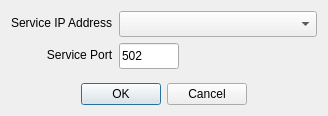
Qt form src/ui/dialogs/dialogselectserviceport.ui (sanny32/OpenModSim) before a commit.
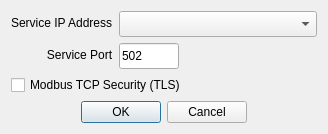
The same form after that commit. Custom widgets are drawn as their Qt base class.

Commit message:
feat: Add Modbus TCP TLS and server certificate management
Refs #139

What changed in the file:
```diff
--- a/src/ui/dialogs/dialogselectserviceport.ui
+++ b/src/ui/dialogs/dialogselectserviceport.ui
@@ -58,6 +58,12 @@
        </property>
       </widget>
      </item>
+     <item row="2" column="0" colspan="2">
+      <widget class="QCheckBox" name="tlsGroup">
+       <property name="text"><string>Modbus TCP Security (TLS)</string></property>
+       <property name="toolTip"><string>Uses the server certificate configured in Modbus Definitions → Certificates. Client certificates are not required.</string></property>
+      </widget>
+     </item>
     </layout>
    </item>
    <item>
```
The commit also changes 57 other files.
